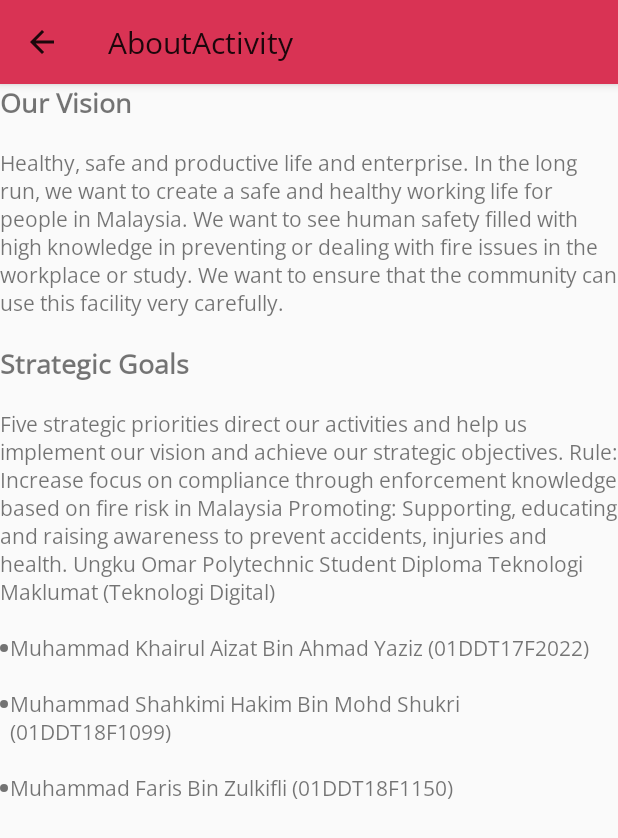
After one commit to wanfahmi11/FirefighterAR, an Android app: the AboutActivity screen opened directly, with no data from a screen before it, on a phone screen of 412 x 824 dp. The commit adds this screen. Shown: the top 838 px of the screen. Run offline under Robolectric (Android 15) with nearby library versions, the phone set to English and light mode, and no system bars.

Commit message:
added about

```diff
--- a/app/build.gradle
+++ b/app/build.gradle
@@ -29,6 +29,9 @@ dependencies {
     implementation 'androidx.appcompat:appcompat:1.2.0'
     implementation 'androidx.constraintlayout:constraintlayout:2.0.2'
     implementation 'androidx.legacy:legacy-support-v4:1.0.0'
+    implementation 'com.google.android.material:material:1.0.0'
+    implementation 'androidx.navigation:navigation-fragment:2.1.0'
+    implementation 'androidx.navigation:navigation-ui:2.1.0'
     testImplementation 'junit:junit:4.12'
     androidTestImplementation 'androidx.test:runner:1.3.0'
     androidTestImplementation 'androidx.test.espresso:espresso-core:3.3.0'
--- /dev/null
+++ b/app/src/main/java/com/puo/fireman_app/AboutActivity.java
@@ -0,0 +1,48 @@
+package com.puo.fireman_app;
+
+import android.os.Bundle;
+import com.puo.arcore_project.R;
+import androidx.appcompat.app.AppCompatActivity;
+
+import android.text.Html;
+import android.widget.TextView;
+
+public class AboutActivity extends AppCompatActivity {
+
+    @Override
+    protected void onCreate(Bundle savedInstanceState) {
+        super.onCreate(savedInstanceState);
+        setContentView(R.layout.activity_about);
+
+        //Show back button on the ActionBar
+        getSupportActionBar().setDisplayHomeAsUpEnabled(true);
+
+        TextView textView = findViewById(R.id.about);
+        textView.setText(Html.fromHtml(" <h3>Our Vision</h3>\n" +
+                "\n" +
+                "    Healthy, safe and productive life and enterprise.\n" +
+                "    In the long run, we want to create a safe and healthy working life for people in Malaysia.\n" +
+                "    We want to see human safety filled with high knowledge in preventing or dealing with fire issues in the workplace or study.\n" +
+                "    We want to ensure that the community can use this facility very carefully.\n" +
+                "\n" +
+                "    <h3>Strategic Goals</h3>\n" +
+                "    Five strategic priorities direct our activities and help us implement our vision and achieve our strategic objectives.\n" +
+                "    Rule: Increase focus on compliance through enforcement knowledge based on fire risk in Malaysia\n" +
+                "    Promoting: Supporting, educating and raising awareness to prevent accidents, injuries and health.\n" +
+                "\n" +
+                "    Ungku Omar Polytechnic Student\n" +
+                "    Diploma Teknologi Maklumat (Teknologi Digital)\n" +
+                "\n" +
+                "    <ol>\n" +
+                "        <li>Muhammad Khairul Aizat Bin Ahmad Yaziz (01DDT17F2022)</li>\n" +
+                "        <li>Muhammad Shahkimi Hakim Bin Mohd Shukri (01DDT18F1099)</li>\n" +
+                "        <li>Muhammad Faris Bin Zulkifli (01DDT18F1150)</li>\n" +
+                "    </ol>"));
+    }
+
+    @Override
+    public boolean onSupportNavigateUp() {
+        onBackPressed();
+        return super.onSupportNavigateUp();
+    }
+}
--- /dev/null
+++ b/app/src/main/res/layout/activity_about.xml
@@ -0,0 +1,14 @@
+<?xml version="1.0" encoding="utf-8"?>
+<LinearLayout xmlns:android="http://schemas.android.com/apk/res/android"
+    xmlns:app="http://schemas.android.com/apk/res-auto"
+    xmlns:tools="http://schemas.android.com/tools"
+    android:layout_width="match_parent"
+    android:layout_height="match_parent"
+    android:orientation="vertical"
+    tools:context="com.puo.fireman_app.AboutActivity">
+
+    <TextView
+        android:id="@+id/about"
+        android:layout_width="match_parent"
+        android:layout_height="match_parent" />
+</LinearLayout>
--- /dev/null
+++ b/app/src/main/res/values/dimens.xml
@@ -0,0 +1,3 @@
+<resources>
+    <dimen name="fab_margin">16dp</dimen>
+</resources>
```
Also changed, not shown: app/src/main/AndroidManifest.xml (+9 -4 lines), app/src/main/java/com/puo/fireman_app/MainMenu.java (+9 -1 lines), app/src/main/res/drawable/ic_outline_info_24.xml (added, +10 -0 lines), app/src/main/res/layout/activity_main_menu.xml (+17 -8 lines), app/src/main/res/values/strings.xml (+10 -0 lines), app/src/main/res/values/styles.xml (+9 -0 lines).
